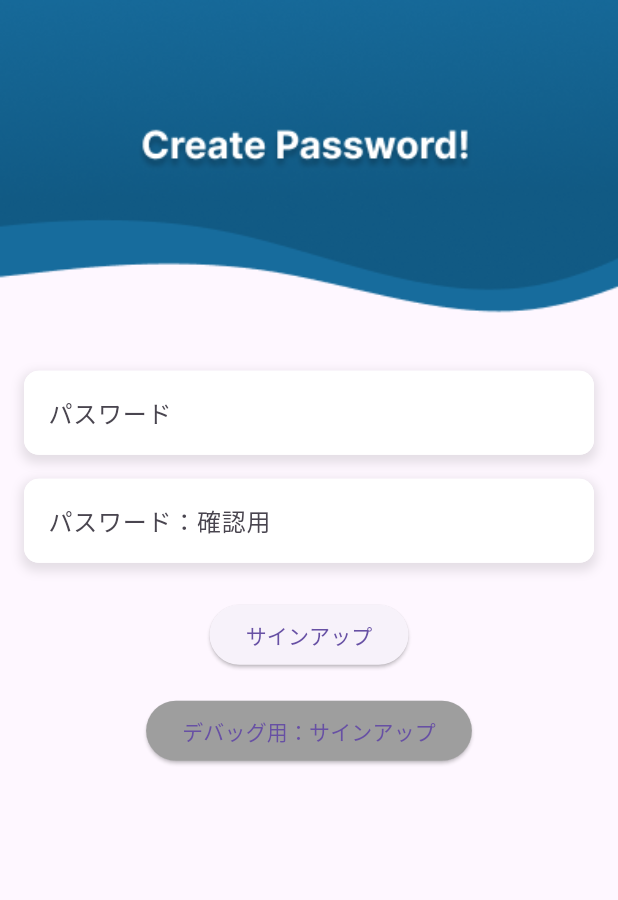
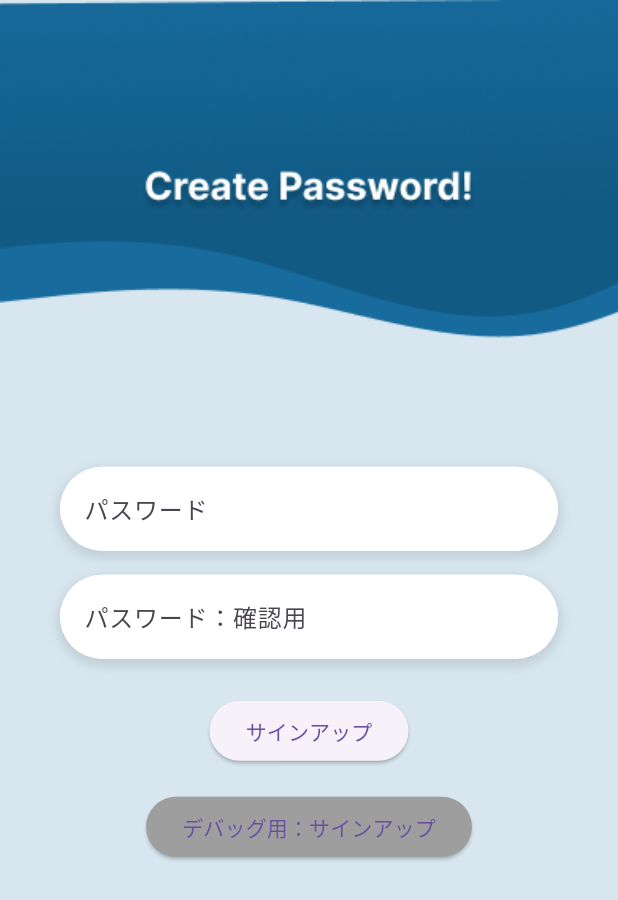
Before and after one commit to tapipipipi/Cacalia, a Flutter app: the SignUpNamePage screen opened by its route, after a tap on "デバッグ用：次へ", on a phone screen of 412 x 824 dp. Shown: the top 900 px of the screen. Run offline on Flutter 3.47's test engine with Material 3 defaults, Android fonts, the phone set to English and light mode, and no system bars; our stand-ins replace cloud_firestore, firebase_auth, firebase_core, flutter_blue_plus, flutter_dotenv, freezed_annotation and 4 more; missing offline and left inert: ble_peripheral, shake_gesture; accounts and stored records are empty; network calls fail.

Commit message:
形状の統一

```diff
--- a/lib/features/signUp/pages/signUpName.dart
+++ b/lib/features/signUp/pages/signUpName.dart
@@ -63,6 +63,7 @@
   @override
   Widget build(BuildContext context) {
     return Scaffold(
+      backgroundColor: const Color(0xFFD7E6EF),
       body: ListView(
         padding: EdgeInsets.zero, // 追加: paddingをゼロに設定
         children: [
@@ -76,10 +77,12 @@
             child: Column(
               mainAxisAlignment: MainAxisAlignment.start,
               children: [
+                const SizedBox(height: 64), // 高さを調整して全体を下げる
                 Container(
+                  margin: const EdgeInsets.symmetric(horizontal: 24.0),
                   decoration: BoxDecoration(
                     color: Colors.white,
-                    borderRadius: BorderRadius.circular(10),
+                    borderRadius: BorderRadius.circular(30),
                     boxShadow: [
                       BoxShadow(
                         color: Colors.black.withOpacity(0.1),
@@ -94,7 +97,7 @@
                     decoration: const InputDecoration(
                       labelText: 'メールアドレス',
                       border: OutlineInputBorder(
-                        borderRadius: BorderRadius.all(Radius.circular(10)),
+                        borderRadius: BorderRadius.all(Radius.circular(30)),
                         borderSide: BorderSide.none,
                       ),
                       filled: true,
@@ -119,9 +122,10 @@
                 ),
                 const SizedBox(height: 16),
                 Container(
+                  margin: const EdgeInsets.symmetric(horizontal: 24.0), // 左右にスペースを追加
                   decoration: BoxDecoration(
                     color: Colors.white,
-                    borderRadius: BorderRadius.circular(10),
+                    borderRadius: BorderRadius.all(Radius.circular(30)),
                     boxShadow: [
                       BoxShadow(
                         color: Colors.black.withOpacity(0.1),
@@ -137,7 +141,7 @@
                       // labelText: 'ユーザー名',
                       labelText: 'パスワード',
                       border: OutlineInputBorder(
-                        borderRadius: BorderRadius.all(Radius.circular(10)),
+                        borderRadius: BorderRadius.all(Radius.circular(30)),
                         borderSide: BorderSide.none,
                       ),
                       filled: true,
--- a/lib/features/signUp/pages/signUpPass.dart
+++ b/lib/features/signUp/pages/signUpPass.dart
@@ -17,6 +17,7 @@
   @override
   Widget build(BuildContext context) {
     return Scaffold(
+      backgroundColor: const Color(0xFFD7E6EF),
       body: ListView(
         padding: EdgeInsets.zero, // 追加: paddingをゼロに設定
         children: [
@@ -29,10 +30,12 @@
             child: Column(
               mainAxisAlignment: MainAxisAlignment.start,
               children: [
+                const SizedBox(height: 64), // 高さを調整して全体を下げる
                 Container(
+                  margin: const EdgeInsets.symmetric(horizontal: 24.0), // 左右にスペースを追加
                   decoration: BoxDecoration(
                     color: Colors.white,
-                    borderRadius: BorderRadius.circular(10),
+                    borderRadius: BorderRadius.circular(30), // 端を真円に設定
                     boxShadow: [
                       BoxShadow(
                         color: Colors.black.withOpacity(0.1),
@@ -47,7 +50,7 @@
                     decoration: const InputDecoration(
                       labelText: 'パスワード',
                       border: OutlineInputBorder(
-                        borderRadius: BorderRadius.all(Radius.circular(10)),
+                        borderRadius: BorderRadius.all(Radius.circular(30)), // 端を真円に設定
                         borderSide: BorderSide.none,
                       ),
                       filled: true,
@@ -67,9 +70,10 @@
                 ),
                 const SizedBox(height: 16),
                 Container(
+                  margin: const EdgeInsets.symmetric(horizontal: 24.0), // 左右にスペースを追加
                   decoration: BoxDecoration(
                     color: Colors.white,
-                    borderRadius: BorderRadius.circular(10),
+                    borderRadius: BorderRadius.circular(30), // 端を真円に設定
                     boxShadow: [
                       BoxShadow(
                         color: Colors.black.withOpacity(0.1),
@@ -84,7 +88,7 @@
                     decoration: const InputDecoration(
                       labelText: 'パスワード：確認用',
                       border: OutlineInputBorder(
-                        borderRadius: BorderRadius.all(Radius.circular(10)),
+                        borderRadius: BorderRadius.all(Radius.circular(30)), // 端を真円に設定
                         borderSide: BorderSide.none,
                       ),
                       filled: true,
```
Also changed, not shown: lib/features/login/pages/login.dart (+10 -6 lines), assets/images/CacaliaLoginHeader.png, assets/images/CacaliaSignin.png, assets/images/CreatePass.png.
